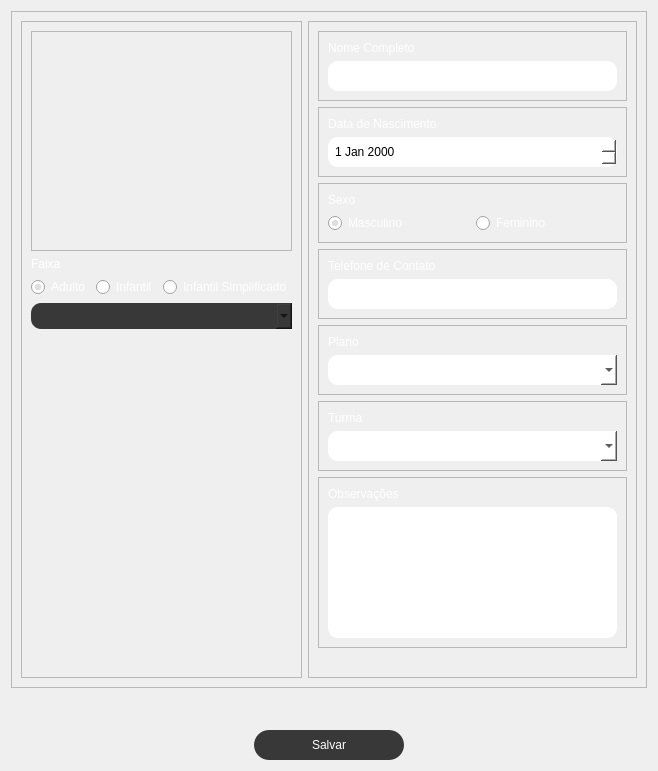
This is views/ui/raw/student/add_student_view.ui in vitorcarnieli/desktop-bjjadmin as Qt 5 draws it before an edit. The edited form follows.
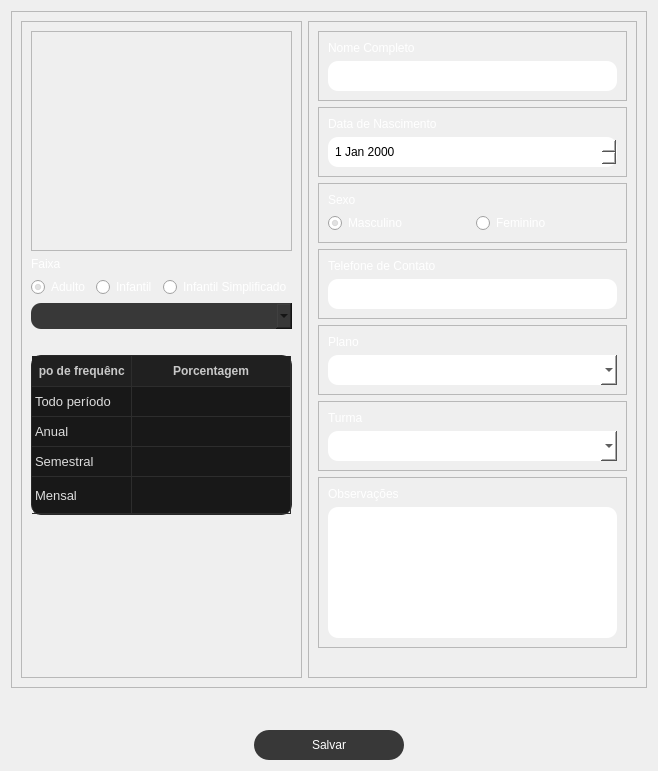
This is the edited form.

Commit message: feat: add table frequency

What changed in the file:
```diff
--- a/views/ui/raw/student/add_student_view.ui
+++ b/views/ui/raw/student/add_student_view.ui
@@ -149,6 +149,174 @@
            </property>
           </widget>
          </item>
+         <item>
+          <widget class="QLabel" name="label_4">
+           <property name="text">
+            <string/>
+           </property>
+          </widget>
+         </item>
+         <item>
+          <widget class="QTableWidget" name="table_frequency">
+           <property name="enabled">
+            <bool>true</bool>
+           </property>
+           <property name="minimumSize">
+            <size>
+             <width>0</width>
+             <height>160</height>
+            </size>
+           </property>
+           <property name="styleSheet">
+            <string notr="true">/* QTableWidget / QTableView - Dark Modern */
+
+QTableWidget {
+    background-color: rgb(24, 24, 24);
+    color: rgb(220, 220, 220);
+    gridline-color: rgb(45, 45, 45);
+    border: 1px solid rgb(40, 40, 40);
+    border-radius: 10px;
+    font-size: 13px;
+    selection-background-color: rgb(52, 120, 180);
+    selection-color: white;
+}
+
+/* Linhas alternadas */
+QTableWidget::item:alternate {
+    background-color: rgb(28, 28, 28);
+}
+
+/* Hover */
+QTableWidget::item:hover {
+    background-color: rgb(40, 40, 40);
+}
+
+/* Selecionado */
+QTableWidget::item:selected {
+    background-color: rgb(52, 120, 180);
+    color: white;
+}
+
+/* Header horizontal */
+QHeaderView::section {
+    background-color: rgb(32, 32, 32);
+    color: rgb(200, 200, 200);
+    padding: 6px;
+    border: none;
+    border-bottom: 1px solid rgb(45, 45, 45);
+    border-right: 1px solid rgb(45, 45, 45);
+    font-weight: bold;
+}
+
+/* Header hover */
+QHeaderView::section:hover {
+    background-color: rgb(38, 38, 38);
+}
+
+/* Scrollbars minimalistas */
+QScrollBar:vertical {
+    background: rgb(24, 24, 24);
+    width: 10px;
+    margin: 0;
+}
+
+QScrollBar::handle:vertical {
+    background: rgb(60, 60, 60);
+    border-radius: 5px;
+    min-height: 20px;
+}
+
+QScrollBar::handle:vertical:hover {
+    background: rgb(90, 90, 90);
+}
+
+QScrollBar::add-line,
+QScrollBar::sub-line {
+    height: 0;
+}
+
+/* Foco discreto */
+QTableWidget:focus {
+    outline: none;
+}
+</string>
+           </property>
+           <property name="editTriggers">
+            <set>QAbstractItemView::EditTrigger::NoEditTriggers</set>
+           </property>
+           <property name="selectionMode">
+            <enum>QAbstractItemView::SelectionMode::NoSelection</enum>
+           </property>
+           <attribute name="horizontalHeaderVisible">
+            <bool>true</bool>
+           </attribute>
+           <attribute name="horizontalHeaderStretchLastSection">
+            <bool>true</bool>
+           </attribute>
+           <attribute name="verticalHeaderVisible">
+            <bool>false</bool>
+           </attribute>
+           <attribute name="verticalHeaderCascadingSectionResizes">
+            <bool>false</bool>
+           </attribute>
+           <attribute name="verticalHeaderShowSortIndicator" stdset="0">
+            <bool>false</bool>
+           </attribute>
+           <attribute name="verticalHeaderStretchLastSection">
+            <bool>true</bool>
+           </attribute>
+           <row>
+            <property name="text">
+             <string>all_period</string>
+            </property>
+           </row>
+           <row>
+            <property name="text">
+             <string>yearly</string>
+            </property>
+           </row>
+           <row>
+            <property name="text">
+             <string>biannual</string>
+            </property>
+           </row>
+           <row>
+            <property name="text">
+             <string>monthly</string>
+            </property>
+           </row>
+           <column>
+            <property name="text">
+             <string>Tipo de frequência</string>
+            </property>
+           </column>
+           <column>
+            <property name="text">
+             <string>Porcentagem</string>
+            </property>
+           </column>
+           <item row="0" column="0">
+            <property name="text">
+             <string>Todo período</string>
+            </property>
+           </item>
+           <item row="1" column="0">
+            <property name="text">
+             <string>Anual</string>
+            </property>
+           </item>
+           <item row="2" column="0">
+            <property name="text">
+             <string>Semestral</string>
+            </property>
+           </item>
+           <item row="3" column="0">
+            <property name="text">
+             <string>Mensal</string>
+            </property>
+           </item>
+          </widget>
+         </item>
          <item>
           <spacer name="v1_2">
            <property name="orientation">
```
Left out of the diff: 10 changed lines with no effect on the pictures. The commit also changes 2 other files.
